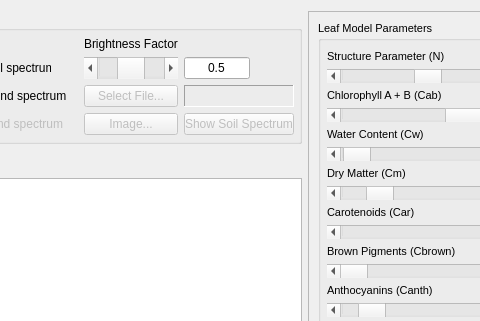
Before: the Qt Designer form enmapbox/apps/lmuvegetationapps/GUI_IVVRM_Inform_alpha.ui in jakimowb/enmapbox_testmigration2, drawn with Qt 5; both pictures show x 574 to 1054 and y 0 to 321 of the 1162 by 941 pixel window.
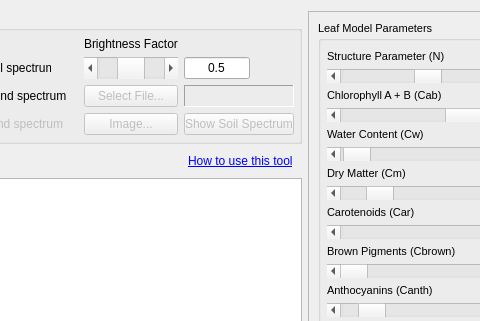
After: the same form once the commit is applied. Custom widgets are drawn as their Qt base class.

```diff
--- a/enmapbox/apps/lmuvegetationapps/GUI_IVVRM_Inform_alpha.ui
+++ b/enmapbox/apps/lmuvegetationapps/GUI_IVVRM_Inform_alpha.ui
@@ -633,6 +633,16 @@
             </property>
            </spacer>
           </item>
+          <item>
+           <widget class="QLabel" name="label_7">
+            <property name="text">
+             <string>&lt;html&gt;&lt;head/&gt;&lt;body&gt;&lt;p&gt;&lt;a href=&quot;https://enmap-box-lmu-vegetation-apps.readthedocs.io/en/latest/apps/IVVRM.html&quot;&gt;&lt;span style=&quot; text-decoration: underline; color:#0000ff;&quot;&gt;How to use this tool&lt;/span&gt;&lt;/a&gt;&lt;/p&gt;&lt;/body&gt;&lt;/html&gt;</string>
+            </property>
+            <property name="openExternalLinks">
+             <bool>true</bool>
+            </property>
+           </widget>
+          </item>
          </layout>
         </widget>
        </item>
```
